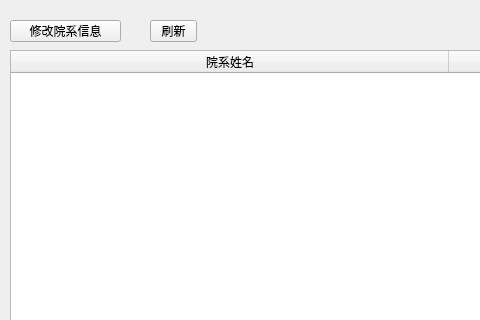
First picture: the form in deptwidget.ui, repository shiyu-coder/Student-information-management-system, before the edit; both pictures show x 0 to 480 and y 0 to 320 of the 900 by 650 pixel window.
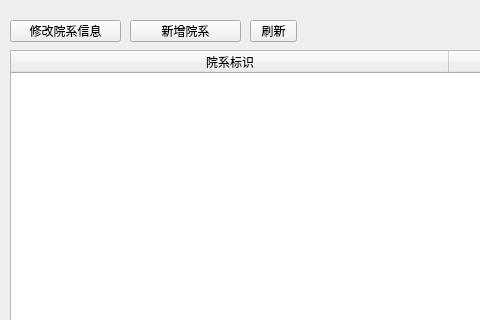
Second picture: the form after the edit. Icons and pictures are not drawn.

Commit message: 实现新增院系、学生界面、新增学生、导入学生功能

```diff
--- a/deptwidget.ui
+++ b/deptwidget.ui
@@ -52,7 +52,7 @@
    </attribute>
    <column>
     <property name="text">
-     <string>院系姓名</string>
+     <string>院系标识</string>
     </property>
    </column>
    <column>
@@ -81,7 +81,7 @@
   <widget class="QToolButton" name="toolButton">
    <property name="geometry">
     <rect>
-     <x>150</x>
+     <x>250</x>
      <y>20</y>
      <width>47</width>
      <height>22</height>
@@ -95,6 +95,23 @@
     <string>刷新</string>
    </property>
   </widget>
+  <widget class="QToolButton" name="AddDeptButton">
+   <property name="geometry">
+    <rect>
+     <x>130</x>
+     <y>20</y>
+     <width>111</width>
+     <height>22</height>
+    </rect>
+   </property>
+   <property name="styleSheet">
+    <string notr="true">background-color: rgba(255, 255, 255, 0);border:2px solid white;border-radius:10px;
+hover{ background-color: rgba(255, 255, 255, 150);border:2px solid white;border-radius:10px;background-color: rgba(255, 255, 255, 150);border:2px solid white;border-radius:10px;}</string>
+   </property>
+   <property name="text">
+    <string>新增院系</string>
+   </property>
+  </widget>
  </widget>
  <resources>
   <include location="SIMS_res.qrc"/>
```
The commit also changes 16 other files.
